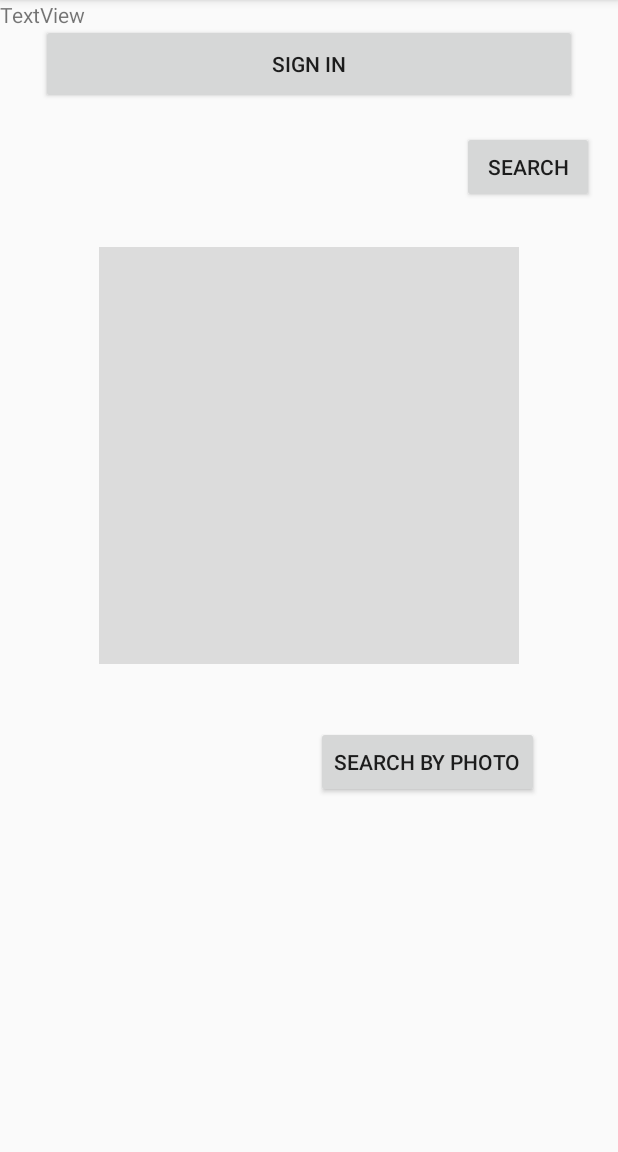
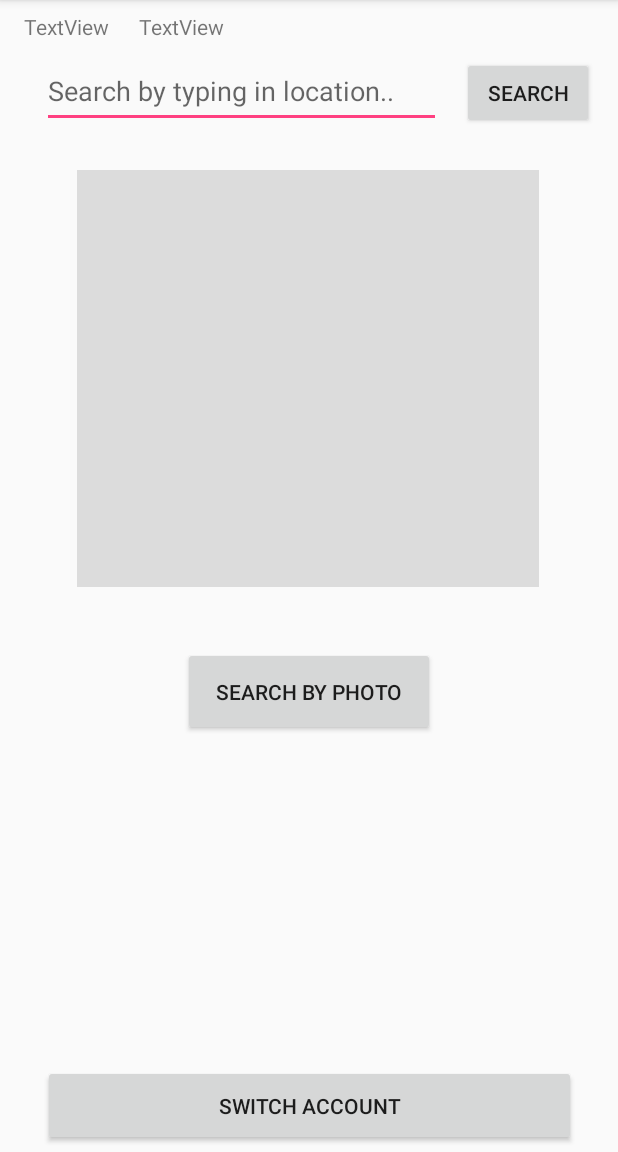
Before and after one commit to mingzicao/601-BSRAPP-CampusPin, an Android app: the screen it shows after launch (MainActivity), after a tap on "SEARCH", on a phone screen of 412 x 824 dp, the part 84-1236 px from its top. Run offline under Robolectric (Android 15) with nearby library versions, the phone set to English and light mode, and no system bars; our stand-ins replace Firebase (no records; nobody signed in at launch, a user with empty details on screens opened directly).

Commit message:
Add Search Input Correction
ONLY pho / aa / marsh chapel

```diff
--- a/CampusPin/app/build.gradle
+++ b/CampusPin/app/build.gradle
@@ -31,6 +31,7 @@ dependencies {
     compile 'com.google.firebase:firebase-core:11.4.2'
     compile 'com.google.firebase:firebase-database:11.4.2'
     compile 'com.google.firebase:firebase-storage:11.4.2'
+    compile fileTree(dir: 'libs', include: '*.jar')
     testCompile 'junit:junit:4.12'
 }
 
--- a/CampusPin/app/src/main/java/com/example/campuspin/DisplayInformation.java
+++ b/CampusPin/app/src/main/java/com/example/campuspin/DisplayInformation.java
@@ -20,6 +20,7 @@ public class DisplayInformation extends AppCompatActivity {
         setContentView(R.layout.activity_display_information);
         Intent intent = getIntent();
         final String searchString = intent.getStringExtra("key");
+
         // Get the Intent that started this activity and extract the string
         //Intent intent = getIntent();
         //String message = intent.getStringExtra(MainActivity.EXTRA_MESSAGE);
@@ -28,7 +29,7 @@ public class DisplayInformation extends AppCompatActivity {
         myRefBuilding = database.getReference("Building");
         myRef = database.getReference();
         TextView name = (TextView) findViewById(R.id.name);
-        name.setText(searchString.toString());
+        name.setText(searchString);
         final TextView address = (TextView) findViewById(R.id.address);
         myRefBuilding.addListenerForSingleValueEvent(new ValueEventListener() {
             @Override
--- a/CampusPin/app/src/main/java/com/example/campuspin/MainActivity.java
+++ b/CampusPin/app/src/main/java/com/example/campuspin/MainActivity.java
@@ -29,9 +29,11 @@ import com.google.firebase.storage.FirebaseStorage;
 import com.google.firebase.storage.StorageReference;
 import com.google.firebase.storage.UploadTask;
 
+import java.util.Objects;
+
 import static android.provider.AlarmClock.EXTRA_MESSAGE;
 import static com.example.campuspin.R.id.editText;
-import static com.example.campuspin.R.id.textView2;
+
 
 public class MainActivity extends AppCompatActivity{
     private static final int RESULT_LOAD_IMAGE = 1;
@@ -94,8 +96,17 @@ public class MainActivity extends AppCompatActivity{
 //        });
 
     }
-
+    public int a;
     public void openSignInActivity(View view) {
+//        TextView textView = (TextView) findViewById(R.id.textView2);
+//        if (a == View.VISIBLE){
+//            a = View.INVISIBLE;
+//        }
+//        else {
+//        a = View.VISIBLE;
+//        }
+//        textView.setVisibility(a);
+//        }
         Intent intent = new Intent(this, EmailPasswordActivity.class);
         startActivity(intent);
     }
@@ -107,7 +118,7 @@ public class MainActivity extends AppCompatActivity{
 
     private DatabaseReference myRef;
     private StorageReference myStorage;
-
+    public String actualSearch;
     public void search(View view) {
         EditText editText = (EditText) findViewById(R.id.editText);
         final String searchString = editText.getText().toString();
@@ -118,22 +129,34 @@ public class MainActivity extends AppCompatActivity{
         myRefBuilding.addListenerForSingleValueEvent(new ValueEventListener() {
             @Override
             public void onDataChange(DataSnapshot dataSnapshot) {
-                if (dataSnapshot.hasChild(searchString)){
-//                    if(dataSnapshot.child(searchString).child("address").getValue()!=null){
-//                        textView.setText(dataSnapshot.child(searchString).child("address").getValue().toString());
-//                    }
+                if(Objects.equals(searchString,"pho")||Objects.equals(searchString,"Photonics Center")||Objects.equals(searchString,"photonics center")||Objects.equals(searchString,"Photonic Center")||Objects.equals(searchString,"photonic center")){
+                    actualSearch = "PHO";
+//                    TextView textView = (TextView) findViewById(R.id.textView);
+//                    textView.setText("h"+searchString+"h");
+//                    TextView textView1 = (TextView) findViewById(R.id.textView2);
+//                    textView1.setText("h"+"pho"+"h");
+                }
+                else if(Objects.equals(searchString,"agganis arena")||Objects.equals(searchString,"Agganis")||Objects.equals(searchString,"agganis")||Objects.equals(searchString,"AgganisArena")||Objects.equals(searchString,"agganisarena")){
+                    actualSearch = "Agganis Arena";
+                }
+                else if(Objects.equals(searchString,"marsh chapel")||Objects.equals(searchString,"MarshChapel")||Objects.equals(searchString,"marshchapel")||Objects.equals(searchString,"the Marsh Chapel")||Objects.equals(searchString,"the marsh chapel")){
+                    actualSearch = "Marsh Chapel";
+                }
+                else{
+                    actualSearch = searchString;
+                }
+
+                if (dataSnapshot.hasChild(actualSearch)){
+
                     Intent intent = new Intent(getApplicationContext(), DisplayInformation.class);
-                    intent.putExtra("key",searchString);
+                    intent.putExtra("key",actualSearch);
                     startActivity(intent);
                 }
             }
 
             @Override
-            public void onCancelled(DatabaseError databaseError) {
-
-            }
+            public void onCancelled(DatabaseError databaseError) {            }
         });
-
     }
 
     public void searchByPhoto(View view) { // send pic to somewhre
--- a/CampusPin/app/src/main/res/layout/activity_main.xml
+++ b/CampusPin/app/src/main/res/layout/activity_main.xml
@@ -5,92 +5,95 @@
     android:layout_width="match_parent"
     android:layout_height="match_parent"
     tools:context="com.example.campuspin.MainActivity"
-    tools:layout_editor_absoluteY="81dp"
-    tools:layout_editor_absoluteX="0dp">
+    tools:layout_editor_absoluteX="0dp"
+    tools:layout_editor_absoluteY="81dp">
 
     <EditText
         android:id="@+id/editText"
         android:layout_width="266dp"
         android:layout_height="49dp"
+        android:layout_marginRight="16dp"
+        android:layout_marginStart="28dp"
+        android:layout_marginTop="36dp"
         android:ems="10"
         android:hint="@string/edit_message"
         android:inputType="textPersonName"
-        android:layout_marginLeft="16dp"
-        app:layout_constraintLeft_toLeftOf="parent"
-        app:layout_constraintRight_toLeftOf="@+id/button"
-        android:layout_marginRight="16dp"
-        app:layout_constraintHorizontal_bias="0.0"
-        android:layout_marginStart="16dp"
-        android:layout_marginEnd="16dp"
-        android:layout_marginTop="16dp"
-        app:layout_constraintTop_toBottomOf="@+id/button" />
+        app:layout_constraintRight_toLeftOf="@+id/search"
+        app:layout_constraintStart_toStartOf="parent"
+        app:layout_constraintTop_toTopOf="parent" />
 
     <Button
         android:id="@+id/search"
         android:layout_width="88dp"
         android:layout_height="48dp"
+        android:layout_marginEnd="16dp"
+        android:layout_marginRight="16dp"
         android:onClick="search"
         android:text="@string/button_send"
-        android:layout_marginRight="16dp"
-        app:layout_constraintRight_toRightOf="parent"
-        android:layout_marginEnd="16dp"
-        app:layout_constraintBaseline_toBaselineOf="@+id/editText" />
+        app:layout_constraintBaseline_toBaselineOf="@+id/editText"
+        app:layout_constraintRight_toRightOf="parent" />
 
     <ImageView
         android:id="@+id/imageToUpload"
-        android:layout_width="0dp"
+        android:layout_width="308dp"
         android:layout_height="278dp"
+        android:layout_marginTop="28dp"
+        android:contentDescription="Click To upload image"
         android:onClick="chooseImage"
-        android:contentDescription="Click To upload image"
+        app:layout_constraintHorizontal_bias="0.495"
+        app:layout_constraintLeft_toLeftOf="parent"
+        app:layout_constraintRight_toRightOf="parent"
+        app:layout_constraintTop_toBottomOf="@+id/editText"
         app:srcCompat="?attr/colorControlHighlight"
-        android:layout_marginTop="30dp"
-        app:layout_constraintTop_toBottomOf="@+id/editText"
-        app:layout_constraintRight_toRightOf="parent"
-        app:layout_constraintLeft_toLeftOf="parent"
-        app:layout_constraintHorizontal_bias="0.496"
-        tools:layout_constraintRight_creator="1"
-        android:layout_marginStart="66dp"
-        android:layout_marginEnd="66dp"
-        tools:layout_constraintLeft_creator="1" />
+        tools:layout_constraintLeft_creator="1"
+        tools:layout_constraintRight_creator="1" />
 
     <Button
         android:id="@+id/bUploadImage"
+        android:layout_width="168dp"
+        android:layout_height="59dp"
+        android:layout_marginTop="40dp"
+        android:onClick="searchByPhoto"
+        android:text="@string/button_send2"
+        app:layout_constraintLeft_toLeftOf="parent"
+        app:layout_constraintRight_toRightOf="parent"
+        app:layout_constraintTop_toBottomOf="@+id/imageToUpload"
+        tools:layout_constraintLeft_creator="1"
+        tools:layout_constraintRight_creator="1" />
+
+    <Button
+        android:id="@+id/switchAccountButton"
+        android:layout_width="355dp"
+        android:layout_height="54dp"
+        android:layout_marginBottom="4dp"
+        android:onClick="openSignInActivity"
+        android:text="@string/button_signIn"
+        app:layout_constraintBottom_toBottomOf="parent"
+        app:layout_constraintLeft_toLeftOf="parent"
+        app:layout_constraintRight_toRightOf="parent"
+        tools:layout_constraintLeft_creator="1"
+        tools:layout_constraintRight_creator="1"
+        tools:text="Switch account" />
+
+    <TextView
+        android:id="@+id/textView"
         android:layout_width="wrap_content"
         android:layout_height="wrap_content"
-        android:onClick="searchByPhoto"
-        android:text="@string/button_send2"
-        app:layout_constraintRight_toRightOf="parent"
+        android:layout_marginLeft="16dp"
+        android:layout_marginTop="8dp"
+        android:text="TextView"
         app:layout_constraintLeft_toLeftOf="parent"
-        android:layout_marginTop="41dp"
-        app:layout_constraintTop_toBottomOf="@+id/imageToUpload"
-        tools:layout_constraintRight_creator="1"
-        tools:layout_constraintLeft_creator="1"
-        app:layout_constraintHorizontal_bias="0.801" />
-
-    <Button
-        android:id="@+id/button"
-        android:layout_width="0dp"
-        android:layout_height="53dp"
-        android:layout_marginTop="16dp"
-        android:onClick="openSignInActivity"
-        android:text="@string/button_signIn"
-        app:layout_constraintLeft_toLeftOf="parent"
-        app:layout_constraintRight_toRightOf="parent"
-        app:layout_constraintTop_toTopOf="parent"
-        tools:text="@string/button_signIn"
-        tools:layout_constraintRight_creator="1"
-        android:layout_marginStart="27dp"
-        android:layout_marginEnd="27dp"
-        tools:layout_constraintLeft_creator="1" />
+        app:layout_constraintTop_toTopOf="parent" />
 
     <TextView
         android:id="@+id/textView2"
-        android:layout_width="350dp"
-        android:layout_height="28dp"
+        android:layout_width="wrap_content"
+        android:layout_height="wrap_content"
+        android:layout_marginStart="20dp"
+        android:layout_marginTop="8dp"
         android:text="TextView"
-        android:layout_marginStart="40dp"
-        tools:layout_editor_absoluteY="134dp"
-        tools:layout_editor_absoluteX="31dp" />
+        app:layout_constraintStart_toEndOf="@+id/textView"
+        app:layout_constraintTop_toTopOf="parent" />
 
 
 </android.support.constraint.ConstraintLayout>
--- a/CampusPin/app/src/main/res/values/strings.xml
+++ b/CampusPin/app/src/main/res/values/strings.xml
@@ -7,5 +7,5 @@
     <string name="email">Email</string>
     <string name="login_password">Password...</string>
     <string name="button_login">Login</string>
-    <string name="button_signIn">Sign In</string>
+    <string name="button_signIn">Switch account</string>
 </resources>
```
Also changed, not shown: 1 other file.
